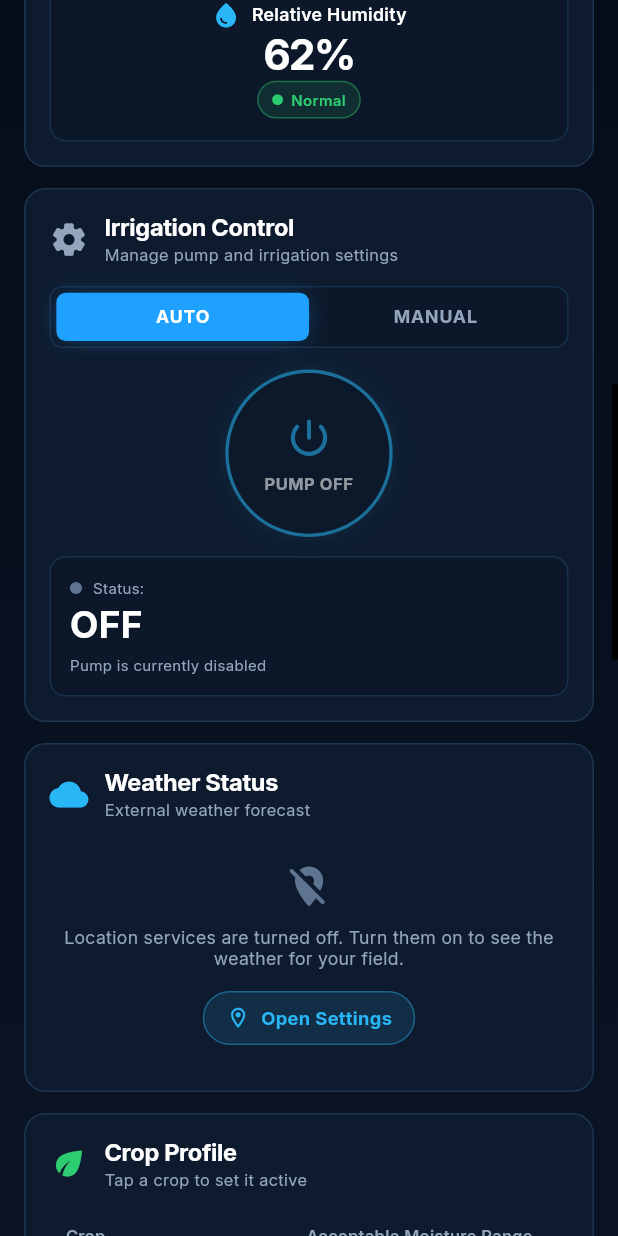
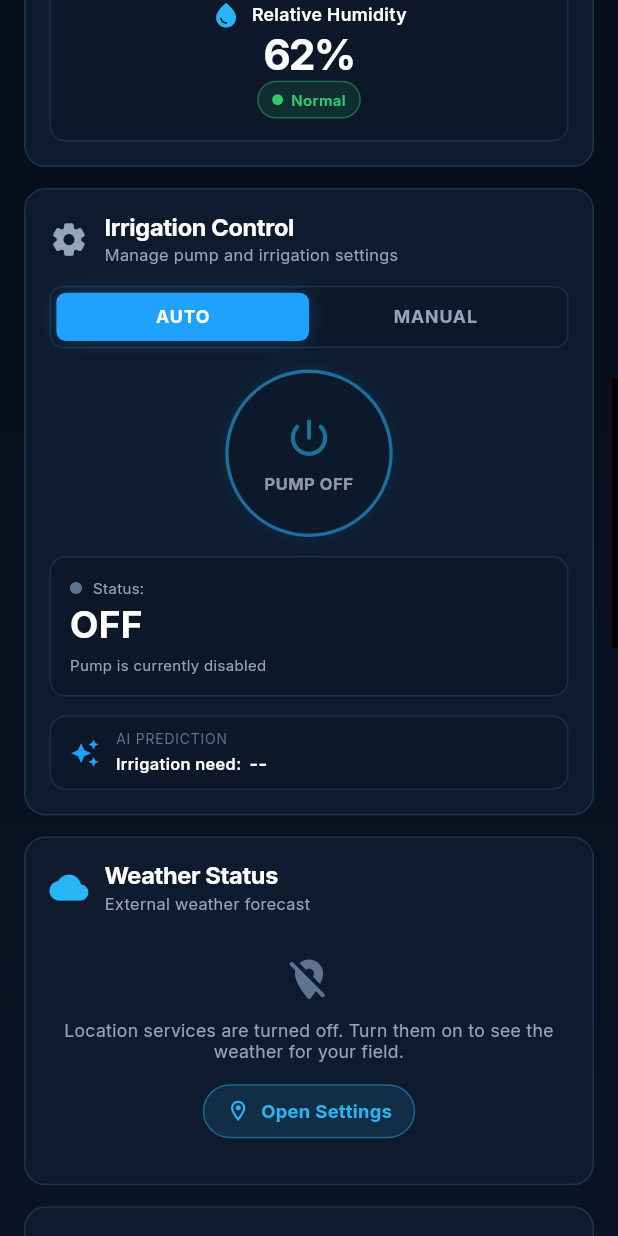
Before and after one commit to talatops/SMARTAGRI, a Flutter app: the screen it shows after launch, scrolled down 1152 dp, on a phone screen of 412 x 824 dp. Run offline on Flutter 3.47's test engine with Material 3 defaults, Android fonts, the phone set to English and light mode, and no system bars; our stand-ins replace dio, firebase_core, firebase_database, fl_chart, flutter_riverpod, flutter_svg and 3 more; missing offline and left inert: firebase_auth_web; accounts and stored records are empty; generated files the repository leaves out were written again; statements that could not run were skipped.

Commit message:
feat: add AI feature for irigation pridiction

```diff
--- a/lib/core/utils/app_assets.dart
+++ b/lib/core/utils/app_assets.dart
@@ -31,6 +31,7 @@ abstract final class AppAssets {
   static const wind = Icons.air_rounded;
   static const checkCircle = Icons.check_circle_rounded;
   static const power = Icons.power_settings_new_rounded;
+  static const aiPrediction = Icons.auto_awesome;
 
   static const cropWheat = Icons.grass_rounded;
   static const cropRice = Icons.spa_rounded;
@@ -38,7 +39,8 @@ abstract final class AppAssets {
   static const cropSugarcane = Icons.park_rounded;
   static const cropMaize = Icons.grain_rounded;
 
-  static const iradaLogo = 'assets/irada_logo.png';
+  static const iradaLogoSvg = 'assets/irada_logo.svg';
+  static const iradaLogoPng = 'assets/irada_logo.png';
 
   static const _weather = 'assets/icons/weather';
   static const weatherClearDay = '$_weather/clear_day.svg';
--- a/lib/core/utils/app_dimensions.dart
+++ b/lib/core/utils/app_dimensions.dart
@@ -65,9 +65,9 @@ abstract final class AppDimensions {
   static const double bpTablet = 768;
 
   static const double rowOneHeightDesktop = 322;
-  static const double rowTwoHeightDesktop = 336;
+  static const double rowTwoHeightDesktop = 396;
   static const double rowOneHeightTablet = 472;
-  static const double rowTwoHeightTablet = 344;
+  static const double rowTwoHeightTablet = 404;
   static const double soilTileRowHeightMobile = 196;
   static const double soilTileRowHeightTablet = 178;
 
--- a/lib/core/utils/app_strings.dart
+++ b/lib/core/utils/app_strings.dart
@@ -57,6 +57,8 @@ abstract final class AppStrings {
   static const off = 'OFF';
   static const pumpDisabled = 'Pump is currently disabled';
   static const pumpEnabled = 'Pump is currently running';
+  static const aiPrediction = 'AI PREDICTION';
+  static const irrigationNeedLabel = 'Irrigation need:';
 
   static const weatherTitle = 'Weather Status';
   static const weatherSubtitle = 'External weather forecast';
--- a/lib/core/widgets/app_loader.dart
+++ b/lib/core/widgets/app_loader.dart
@@ -57,7 +57,7 @@ class _AppLoaderState extends State<AppLoader> with TickerProviderStateMixin {
           mainAxisSize: MainAxisSize.min,
           children: [
             Image.asset(
-              AppAssets.iradaLogo,
+              AppAssets.iradaLogoSvg,
               width: AppDimensions.loaderBrandWidth,
               filterQuality: FilterQuality.medium,
             ),
--- a/lib/features/dashboard/data/datasource/dashboard_firebase_data_source.dart
+++ b/lib/features/dashboard/data/datasource/dashboard_firebase_data_source.dart
@@ -65,6 +65,9 @@ class DashboardFirebaseDataSource implements DashboardDataSource {
     final control = _map(device[DashboardFirebaseKeys.control]);
     final sensors = _map(device[DashboardFirebaseKeys.sensors]);
     final weather = _map(device[DashboardFirebaseKeys.weather]);
+    final prediction = _map(
+      _map(device[DashboardFirebaseKeys.prediction])[DashboardFirebaseKeys.predictionOutput],
+    );
 
     final soilReadings = base.soilReadings.map((reading) {
       final key = switch (reading.depth) {
@@ -122,6 +125,7 @@ class DashboardFirebaseDataSource implements DashboardDataSource {
         isPumpCommandOn:
             _bool(control[DashboardFirebaseKeys.pumpCommand]) ?? base.irrigation.isPumpCommandOn,
         isPumpOn: _bool(control[DashboardFirebaseKeys.pumpStatus]) ?? base.irrigation.isPumpOn,
+        irrigationNeed: _text(prediction[DashboardFirebaseKeys.irrigationNeed]),
       ),
       lastUpdated: clock(),
       location: base.location,
@@ -134,6 +138,11 @@ class DashboardFirebaseDataSource implements DashboardDataSource {
   double? _double(Object? value) => value is num ? value.toDouble() : null;
 
   bool? _bool(Object? value) => value is bool ? value : null;
+
+  String? _text(Object? value) {
+    final text = value is String || value is num || value is bool ? '$value'.trim() : '';
+    return text.isEmpty ? null : text;
+  }
 
   PumpMode? _pumpMode(Object? value) {
     if (value is! String) return null;
--- a/lib/features/dashboard/data/datasource/dashboard_firebase_keys.dart
+++ b/lib/features/dashboard/data/datasource/dashboard_firebase_keys.dart
@@ -6,6 +6,10 @@ abstract final class DashboardFirebaseKeys {
   static const mode = 'mode';
   static const pumpCommand = 'pump_command';
   static const pumpStatus = 'pump_status';
+
+  static const prediction = 'prediction';
+  static const predictionOutput = 'output';
+  static const irrigationNeed = 'irrigation_need';
 
   static const sensors = 'sensors';
   static const compositeMoisture = 'composite_moisture';
--- a/lib/features/dashboard/domain/entities/irrigation_state.dart
+++ b/lib/features/dashboard/domain/entities/irrigation_state.dart
@@ -7,11 +7,13 @@ class IrrigationState {
   final PumpMode mode;
   final bool isPumpCommandOn;
   final bool isPumpOn;
+  final String? irrigationNeed;
 
   const IrrigationState({
     required this.mode,
     required this.isPumpCommandOn,
     required this.isPumpOn,
+    this.irrigationNeed,
   });
 
   IrrigationState copyWith({PumpMode? mode, bool? isPumpCommandOn, bool? isPumpOn}) =>
@@ -19,5 +21,6 @@ class IrrigationState {
         mode: mode ?? this.mode,
         isPumpCommandOn: isPumpCommandOn ?? this.isPumpCommandOn,
         isPumpOn: isPumpOn ?? this.isPumpOn,
+        irrigationNeed: irrigationNeed,
       );
 }
--- a/lib/features/dashboard/presentation/notifier/dashboard_state.dart
+++ b/lib/features/dashboard/presentation/notifier/dashboard_state.dart
@@ -143,6 +143,12 @@ class DashboardState {
 
   String get pumpButtonLabel => isPumpCommandOn ? AppStrings.pumpOn : AppStrings.pumpOff;
 
+  String? get _irrigationNeed => snapshot?.irrigation.irrigationNeed;
+
+  String get irrigationNeedLabel => _irrigationNeed?.toUpperCase() ?? AppStrings.noValue;
+
+  IrrigationNeed get irrigationNeed => IrrigationNeed.fromLabel(_irrigationNeed);
+
   bool get showWeatherPlaceholder => weather == null && (isWeatherLoading || isLocationLoading);
 
   LocationIssue? get weatherLocationIssue => coordinates == null ? locationIssue : null;
--- a/lib/features/dashboard/presentation/widgets/irrigation/irrigation_control_panel.dart
+++ b/lib/features/dashboard/presentation/widgets/irrigation/irrigation_control_panel.dart
@@ -45,6 +45,8 @@ class IrrigationControlPanel extends StatelessWidget {
             _PumpRow()
           else
             Expanded(child: _PumpRow()),
+          HeightBox(height: AppDimensions.s14.h),
+          const _PredictionTile(),
         ],
       ),
     );
@@ -163,3 +165,64 @@ class _PumpStatusBlock extends StatelessWidget {
     });
   }
 }
+
+class _PredictionTile extends StatelessWidget {
+  const _PredictionTile();
+
+  @override
+  Widget build(BuildContext context) {
+    return MetricTile(
+      padding: EdgeInsets.symmetric(
+        horizontal: AppDimensions.s14.w,
+        vertical: AppDimensions.s10.h,
+      ),
+      child: Row(
+        children: [
+          Icon(AppAssets.aiPrediction, size: 22.r, color: AppColors.primaryBlue),
+          WidthBox(width: AppDimensions.s12.w),
+          Expanded(
+            child: Column(
+              crossAxisAlignment: CrossAxisAlignment.start,
+              mainAxisSize: MainAxisSize.min,
+              children: [
+                CustomText(
+                  text: AppStrings.aiPrediction,
+                  style: AppTextStyles.tileSubLabel,
+                  letterSpacing: 0.6,
+                  maxLines: 1,
+                ),
+                HeightBox(height: AppDimensions.s4.h),
+                Consumer(builder: (context, ref, _) {
+                  final (label, need) = ref.watch(
+                    dashboardProvider.select(
+                      (state) => (state.irrigationNeedLabel, state.irrigationNeed),
+                    ),
+                  );
+                  return Row(
+                    children: [
+                      CustomText(
+                        text: AppStrings.irrigationNeedLabel,
+                        style: AppTextStyles.tileLabel,
+                        maxLines: 1,
+                      ),
+                      WidthBox(width: AppDimensions.s6.w),
+                      Flexible(
+                        child: CustomText(
+                          text: label,
+                          style: AppTextStyles.pillLabelLarge,
+                          fontColor: need.color,
+                          maxLines: 1,
+                          overflow: TextOverflow.ellipsis,
+                        ),
+                      ),
+                    ],
+                  );
+                }),
+              ],
+            ),
+          ),
+        ],
+      ),
+    );
+  }
+}
--- a/lib/features/dashboard/presentation/widgets/layout/dashboard_header.dart
+++ b/lib/features/dashboard/presentation/widgets/layout/dashboard_header.dart
@@ -66,7 +66,7 @@ class _Brand extends StatelessWidget {
   @override
   Widget build(BuildContext context) {
     final logo = Image.asset(
-      AppAssets.iradaLogo,
+      AppAssets.iradaLogoPng,
       height: AppDimensions.headerLogoHeight.r,
       filterQuality: FilterQuality.medium,
     );
--- a/pubspec.yaml
+++ b/pubspec.yaml
@@ -35,6 +35,7 @@ flutter:
   uses-material-design: true
 
   assets:
+    - assets/irada_logo.svg
     - assets/irada_logo.png
     - assets/icons/
     - assets/icons/weather/
```
Also changed, not shown: lib/core/utils/enums.dart (+18 -0 lines), assets/irada_logo.svg (added), 1 other file.
